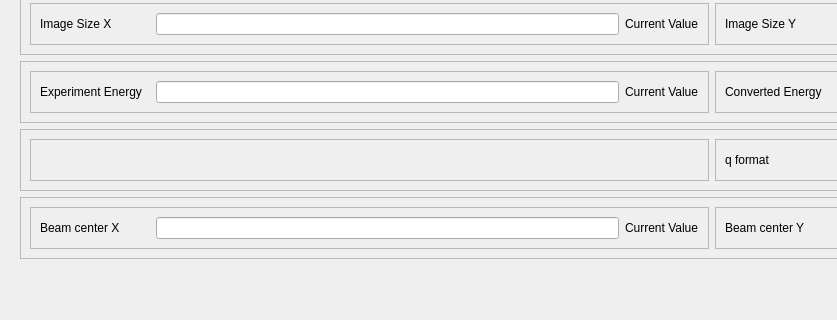
The window that contour_sdd_ui.ui (sindarin26/SAXS_InSitu_Contour_Corrector) describes before a commit, drawn with Qt 5; both pictures show x 0 to 837 and y 95 to 415 of the 1424 by 807 pixel window.
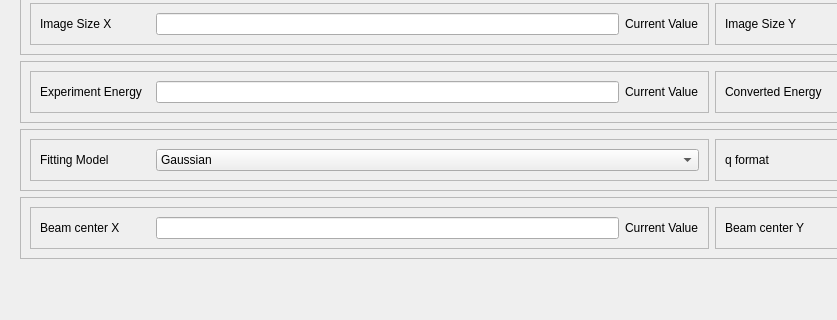
The same window after the commit.

```diff
--- a/contour_sdd_ui.ui
+++ b/contour_sdd_ui.ui
@@ -322,17 +322,42 @@
             </property>
             <layout class="QHBoxLayout" name="horizontalLayout_9">
              <item>
-              <spacer name="horizontalSpacer">
-               <property name="orientation">
-                <enum>Qt::Horizontal</enum>
+              <widget class="QLabel" name="label_22">
+               <property name="minimumSize">
+                <size>
+                 <width>110</width>
+                 <height>0</height>
+                </size>
                </property>
-               <property name="sizeHint" stdset="0">
+               <property name="maximumSize">
                 <size>
-                 <width>638</width>
-                 <height>20</height>
+                 <width>110</width>
+                 <height>16777215</height>
                 </size>
                </property>
-              </spacer>
+               <property name="text">
+                <string>Fitting Model</string>
+               </property>
+              </widget>
+             </item>
+             <item>
+              <widget class="QComboBox" name="CB_fitting_model_sdd">
+               <item>
+                <property name="text">
+                 <string>Gaussian</string>
+                </property>
+               </item>
+               <item>
+                <property name="text">
+                 <string>Lorentzian</string>
+                </property>
+               </item>
+               <item>
+                <property name="text">
+                 <string>Voigt</string>
+                </property>
+               </item>
+              </widget>
              </item>
             </layout>
            </widget>
```
